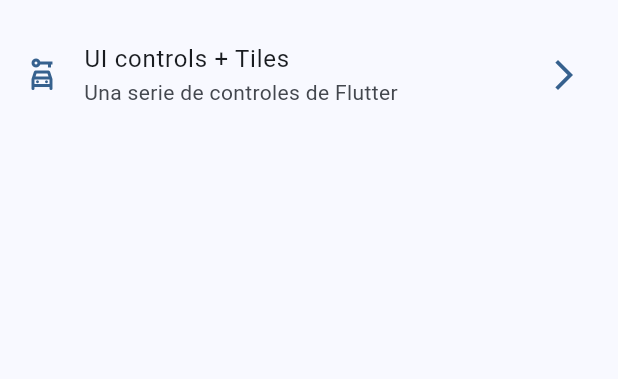
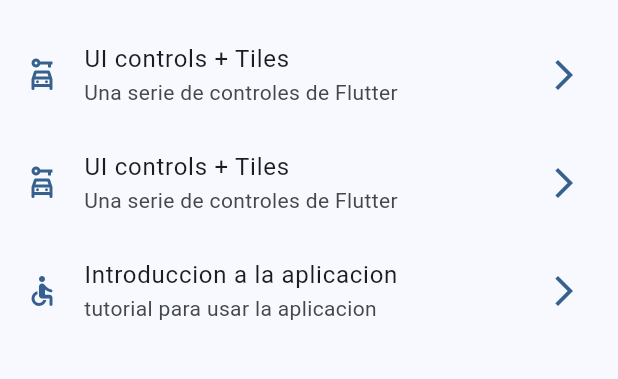
Before and after one commit to GiselaIvette/widgets_app, a Flutter app: the screen it shows after launch, on a phone screen of 412 x 824 dp, the part 603-982 px from its top. Run offline on Flutter 3.47's test engine with Material 3 defaults, Android fonts, the phone set to English and light mode, and no system bars; our stand-ins replace go_router.

Commit message:
Nueva ruta: App tutorial

```diff
--- a/lib/config/menu/menu_ithem.dart
+++ b/lib/config/menu/menu_ithem.dart
@@ -59,5 +59,20 @@ MenuIthem(
   icon: Icons.car_rental_outlined
   ),
 
+  MenuIthem(
+  title: 'UI controls + Tiles',
+  subTitle: 'Una serie de controles de Flutter',
+  link: '/ui-controls',
+  icon: Icons.car_rental_outlined
+  ),
+
+
+  MenuIthem(
+  title: 'Introduccion a la aplicacion',
+  subTitle: 'tutorial para usar la aplicacion',
+  link: '/tutorial',
+  icon: Icons.accessible_rounded
+  ),
+
 
 ];
--- a/lib/config/router/app_router.dart
+++ b/lib/config/router/app_router.dart
@@ -48,10 +48,16 @@ final appRouter = GoRouter(routes: [
     builder: (context, state) => AnimatedScreen(),
   ),
 
-
+//checkbox y expansion tile
   GoRoute(
     path: '/ui-controls',
     name: UiControlsScreen.name,
     builder: (context, state) => UiControlsScreen(),
     ),
+
+    GoRoute(
+    path: '/tutorial',
+    name: AppTutorialScreen.name,
+    builder: (context, state) =>AppTutorialScreen(),
+    ),
 ]);
```
